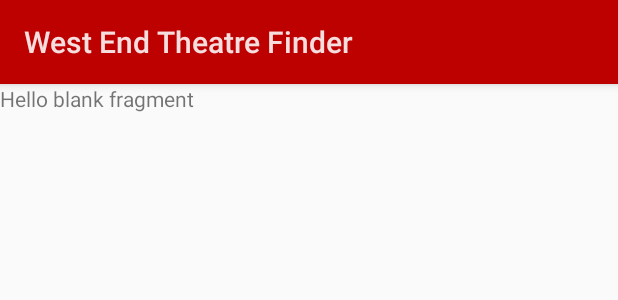
After one commit to NikitaLisabeth/2NMCT_project2015_Lisabeth_Nikita, an Android app: the layout fragment_theatre_map.xml on its own in the app's theme, with its tools: preview values and no code run, on a phone screen of 412 x 824 dp. The commit adds this screen. Shown: the top 300 px of the screen. Run offline under Robolectric (Android 15) with nearby library versions, the phone set to English and light mode, and no system bars.

Commit message:
Add third fragment

```diff
--- /dev/null
+++ b/app/src/main/res/layout/fragment_theatre_map.xml
@@ -0,0 +1,9 @@
+<FrameLayout xmlns:android="http://schemas.android.com/apk/res/android"
+    xmlns:tools="http://schemas.android.com/tools" android:layout_width="match_parent"
+    android:layout_height="match_parent" tools:context="be.howest.nmct.TheatreMapFragment">
+
+    <!-- TODO: Update blank fragment layout -->
+    <TextView android:layout_width="match_parent" android:layout_height="match_parent"
+        android:text="@string/hello_blank_fragment" />
+
+</FrameLayout>
```
Also changed, not shown: app/src/main/java/be/howest/nmct/MainActivity.java (+13 -1 lines), app/src/main/java/be/howest/nmct/TheatreDetailFragment.java (+28 -2 lines), app/src/main/java/be/howest/nmct/TheatreMapFragment.java (added, +39 -0 lines).
